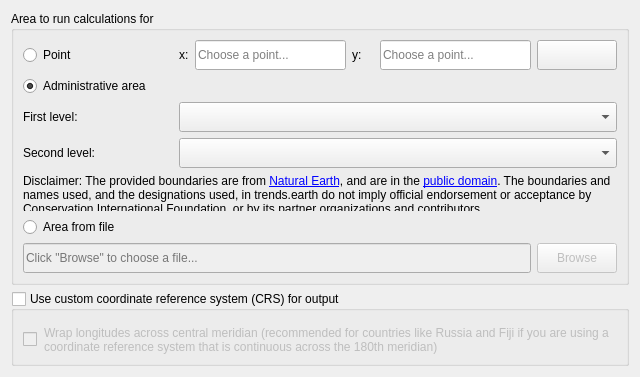
Old version of the form LDMP/gui/WidgetSelectArea.ui in the repository ConservationInternational/trends.earth.
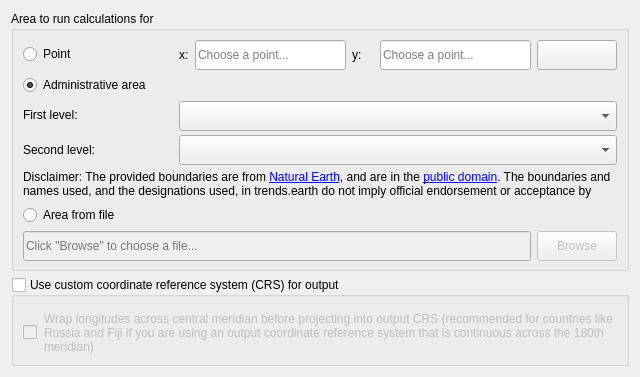
New version of the form. Custom widgets are drawn as their Qt base class.

Commit message: Clean up description of wrap button.

What changed in the file:
```diff
--- a/LDMP/gui/WidgetSelectArea.ui
+++ b/LDMP/gui/WidgetSelectArea.ui
@@ -318,7 +318,7 @@
       <item row="1" column="1">
        <widget class="QLabel" name="label_custom_crs_wrap">
         <property name="text">
-         <string>Wrap longitudes across central meridian (recommended for countries like Russia and Fiji if you are using a coordinate reference system that is continuous across the 180th meridian)</string>
+         <string>Wrap longitudes across central meridian before projecting into output CRS (recommended for countries like Russia and Fiji if you are using an output coordinate reference system that is continuous across the 180th meridian)</string>
         </property>
         <property name="wordWrap">
          <bool>true</bool>
```
